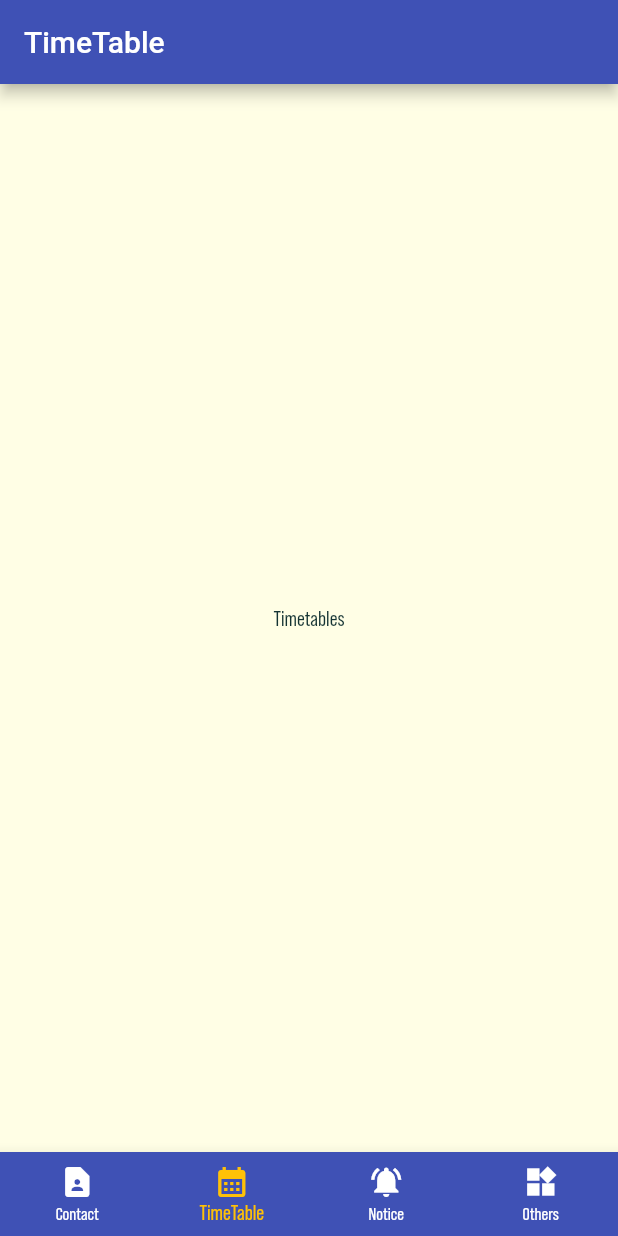
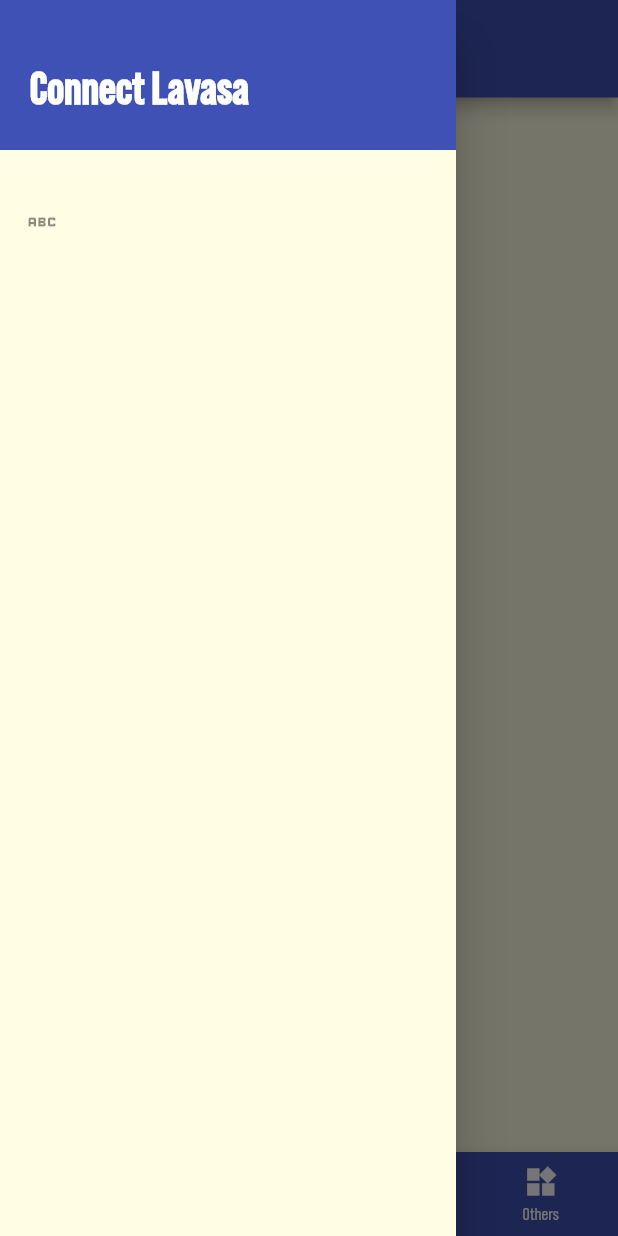
Before and after one commit to alansomathew/ConnectLavasa, a Flutter app: the screen it shows after launch, item 2 of the bottom bar chosen, with the side drawer open (before the commit the screen has no drawer), on a phone screen of 412 x 824 dp. Run offline on Flutter 3.47's test engine with Material 2 defaults, Android fonts, the phone set to English and light mode, and no system bars.

Commit message:
make more widgets

```diff
--- a/lib/screens/categories_screen.dart
+++ b/lib/screens/categories_screen.dart
@@ -5,8 +5,7 @@
 class CategoriesScreen extends StatelessWidget {
   @override
   Widget build(BuildContext context) {
-    return SafeArea(
-      child: Scaffold(
+    return Scaffold(
       body: GridView(
         padding: EdgeInsets.all(25),
         gridDelegate: const SliverGridDelegateWithMaxCrossAxisExtent(
@@ -24,7 +23,6 @@
                 ))
             .toList(),
       ),
-      ),
     );
   }
 }
--- a/lib/screens/tabs_screen.dart
+++ b/lib/screens/tabs_screen.dart
@@ -1,9 +1,9 @@
-import 'package:connect_lavasa/screens/notice_screen.dart';
-import 'package:connect_lavasa/screens/other_screen.dart';
-import 'package:connect_lavasa/screens/timetable_screen.dart';
-
+import 'package:flutter/material.dart';
+import '../screens/notice_screen.dart';
+import '../screens/other_screen.dart';
+import '../screens/timetable_screen.dart';
+import '../widgets/main_drawer.dart';
 import '../screens/categories_screen.dart';
-import 'package:flutter/material.dart';
 
 class TabsScreen extends StatefulWidget {
   @override
@@ -40,12 +40,15 @@
   @override
   Widget build(BuildContext context) {
     return Scaffold(
-      appBar: AppBar(
-        title: Text(
-          _pages[_selectedPageIndex]['title'],
+      appBar: PreferredSize(
+        preferredSize: Size.fromHeight(65),
+        child: AppBar(
+          title: Text(
+            _pages[_selectedPageIndex]['title'],
+          ),
         ),
       ),
-
+      drawer: MainDrawer(),
       body: _pages[_selectedPageIndex]['pages'],
       bottomNavigationBar: BottomNavigationBar(
         onTap: _selectPage,
--- a/lib/widgets/main_drawer.dart
+++ b/lib/widgets/main_drawer.dart
@@ -0,0 +1,39 @@
+import 'package:flutter/material.dart';
+
+class MainDrawer extends StatelessWidget {
+  @override
+  Widget build(BuildContext context) {
+    return Drawer(
+      child: Column(
+        children: <Widget>[
+          Container(
+            width: double.infinity,
+            height: 100,
+            padding: const EdgeInsets.all(20),
+            alignment: Alignment.centerLeft,
+            color: Theme.of(context).primaryColor,
+            child: const Padding(
+              padding: EdgeInsets.only(
+                top: 16,
+              ),
+              child: Text(
+                'Connect Lavasa',
+                style: TextStyle(
+                  fontWeight: FontWeight.w900,
+                  fontSize: 30,
+                  color: Colors.white,
+                ),
+              ),
+            ),
+          ),
+          const SizedBox(
+            height: 20,
+          ),
+          ListTile(
+            leading: Icon(Icons.abc),
+          ),
+        ],
+      ),
+    );
+  }
+}
```
Lines whose indentation alone changed are shown as unchanged.
